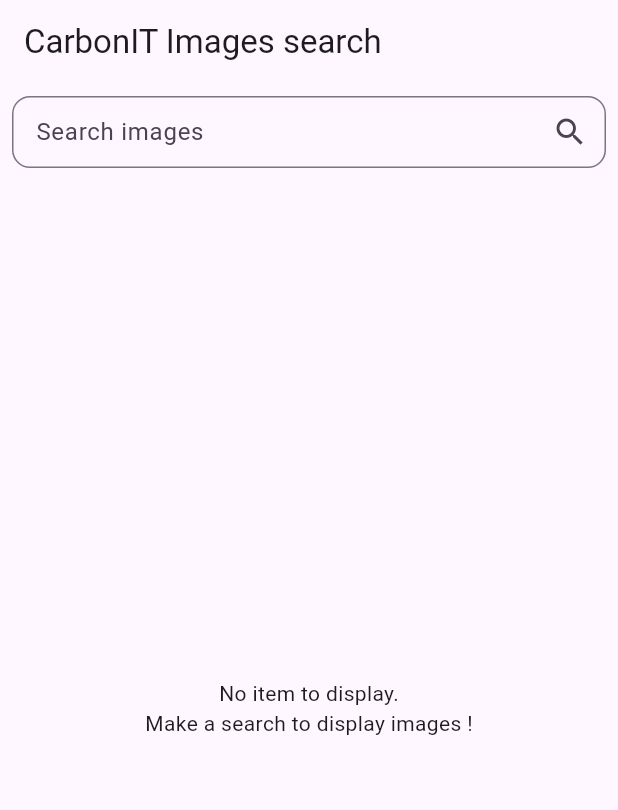
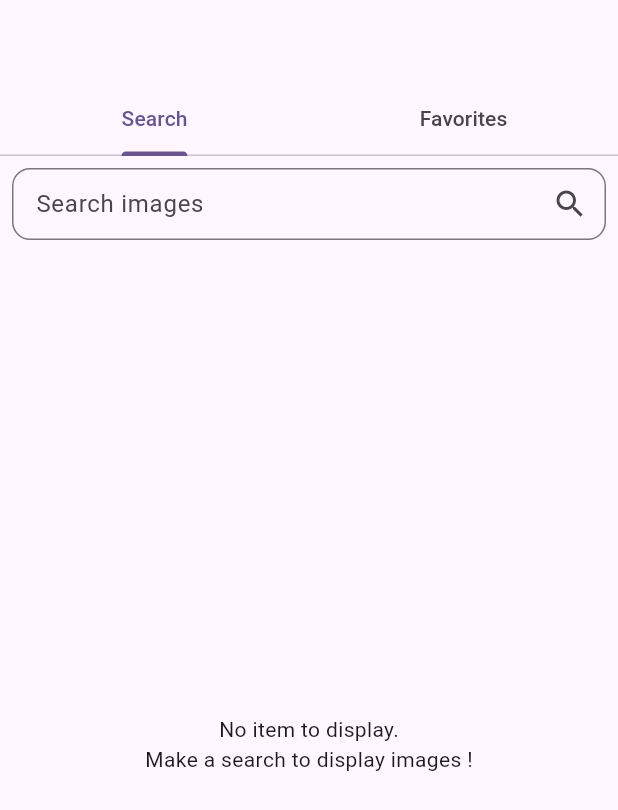
Before and after one commit to MeyerMathieu/CarbonIT-Image-Search, a Flutter app: the screen it shows after launch, on a phone screen of 412 x 824 dp. Shown: the top 810 px of the screen. Run offline on Flutter 3.47's test engine with Material 3 defaults, Android fonts, the phone set to English and light mode, and no system bars; our stand-ins replace dio, get_it.

Commit message:
Add HomeScreen containing TabBars

```diff
--- a/lib/main.dart
+++ b/lib/main.dart
@@ -1,4 +1,4 @@
-import 'package:carbon_it_images_search/presentation/screens/search_screen.dart';
+import 'package:carbon_it_images_search/presentation/screens/home_screen.dart';
 import 'package:flutter/material.dart';
 
 import 'injection.dart';
@@ -17,7 +17,7 @@ class MyApp extends StatelessWidget {
     return MaterialApp(
       title: 'Carbon IT - Images search',
       theme: ThemeData(colorScheme: ColorScheme.fromSeed(seedColor: Colors.deepPurple)),
-      home: const SearchScreen(),
+      home: const HomeScreen(),
     );
   }
 }
--- /dev/null
+++ b/lib/presentation/screens/favorites_screen.dart
@@ -0,0 +1,15 @@
+import 'package:flutter/material.dart';
+
+class FavoritesScreen extends StatefulWidget {
+  const FavoritesScreen({super.key});
+
+  @override
+  State<StatefulWidget> createState() => _FavoritesScreenState();
+}
+
+class _FavoritesScreenState extends State<FavoritesScreen> {
+  @override
+  Widget build(BuildContext context) {
+    return Container(color: Colors.red);
+  }
+}
--- /dev/null
+++ b/lib/presentation/screens/home_screen.dart
@@ -0,0 +1,28 @@
+import 'package:carbon_it_images_search/presentation/screens/favorites_screen.dart';
+import 'package:carbon_it_images_search/presentation/screens/search_screen.dart';
+import 'package:flutter/material.dart';
+
+class HomeScreen extends StatefulWidget {
+  const HomeScreen({super.key});
+
+  @override
+  State<StatefulWidget> createState() => _HomeScreenState();
+}
+
+class _HomeScreenState extends State<HomeScreen> with SingleTickerProviderStateMixin {
+  late TabController _tabController;
+
+  @override
+  void initState() {
+    super.initState();
+    _tabController = TabController(length: 2, vsync: this);
+  }
+
+  @override
+  Widget build(BuildContext context) {
+    return Scaffold(
+      appBar: AppBar(bottom: TabBar(controller: _tabController, tabs: [Tab(text: 'Search'), Tab(text: 'Favorites')])),
+      body: TabBarView(controller: _tabController, children: [SearchScreen(), FavoritesScreen()]),
+    );
+  }
+}
--- a/lib/presentation/screens/search_screen.dart
+++ b/lib/presentation/screens/search_screen.dart
@@ -17,9 +17,7 @@ class _SearchScreenState extends State<SearchScreen> {
 
   @override
   Widget build(BuildContext context) {
-    return Scaffold(
-      appBar: AppBar(title: Text('CarbonIT Images search')),
-      body: Column(
+    return Column(
       children: [
         _SearchBar(
           searchScreenViewModel: _searchScreenViewModel,
@@ -35,7 +33,6 @@ class _SearchScreenState extends State<SearchScreen> {
           ),
         ),
       ],
-      ),
     );
   }
 
```
Lines whose indentation alone changed are shown as unchanged.
